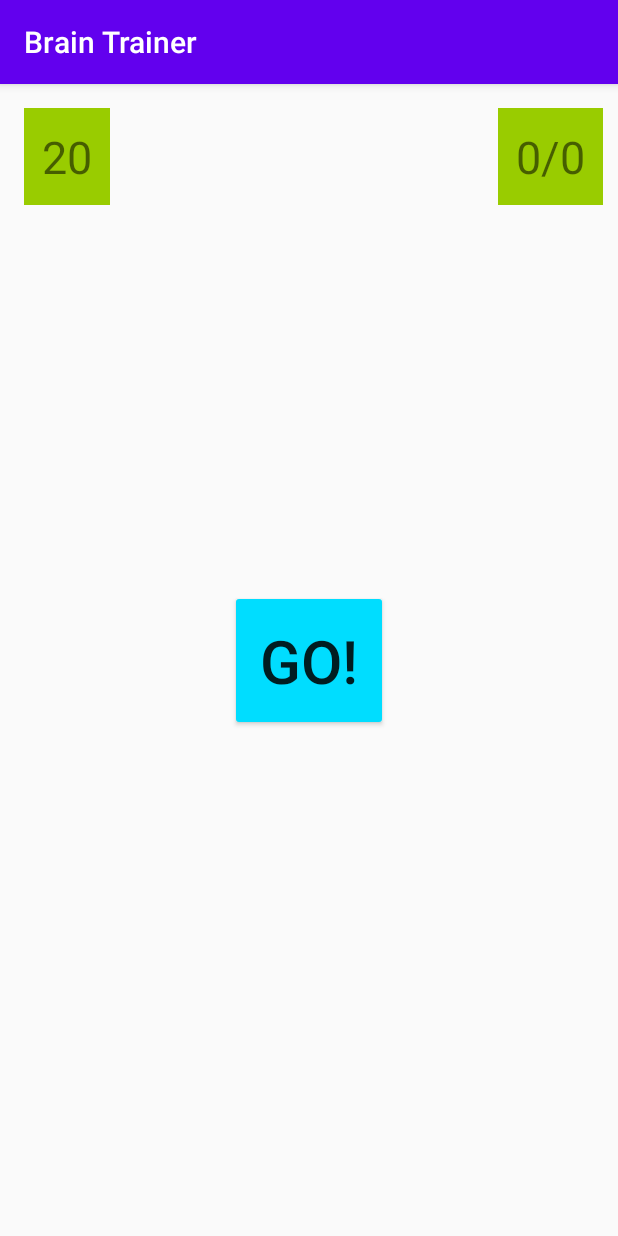
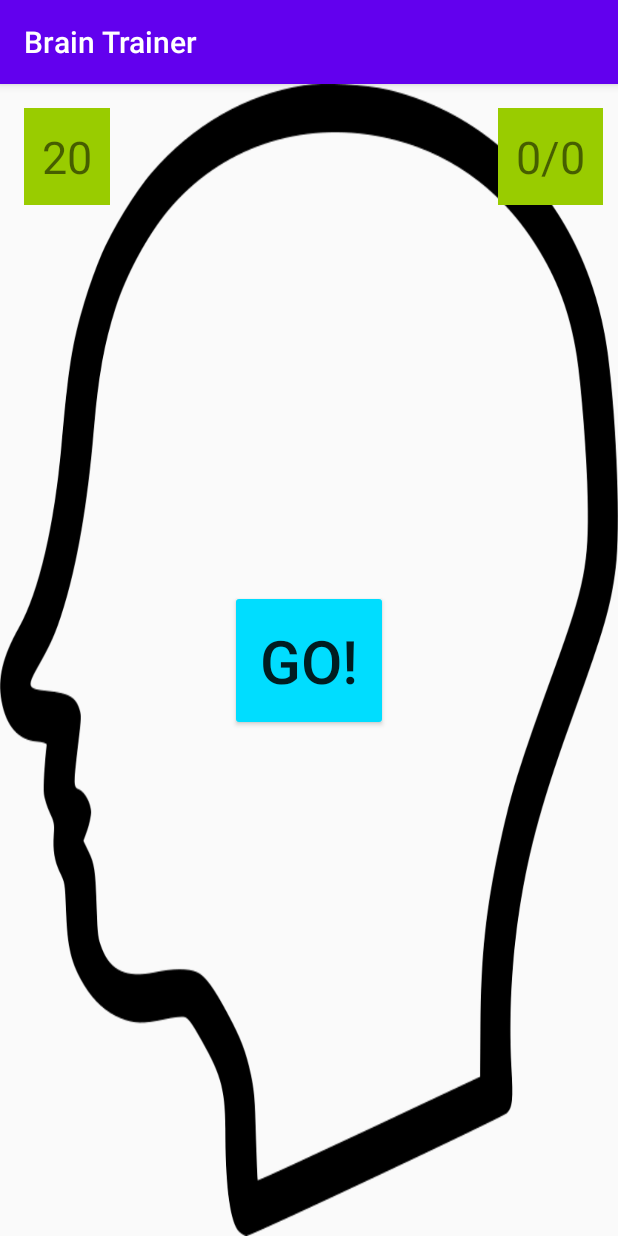
Before and after one commit to Harnet69/Brain-trainer, an Android app: the screen it shows after launch (MainActivity), on a phone screen of 412 x 824 dp. Run offline under Robolectric (Android 15) with nearby library versions, the light colour scheme and no system bars.

Commit message:
Change some elements in portrait view

```diff
--- a/app/src/main/java/com/harnet/braintrainer/controller/TimerController.java
+++ b/app/src/main/java/com/harnet/braintrainer/controller/TimerController.java
@@ -44,7 +44,7 @@ public class TimerController {
                 answerGridLayout.setVisibility(View.INVISIBLE);
                 Log.i(TAG, "onFinish: time is up");
                 goBtn.setVisibility(View.VISIBLE);
-                taskTextView.setText("Try again?");
+                taskTextView.setText("Again?");
                 resetTimer();// reset timer
 //                scoreController.resetScore();
             }
--- a/app/src/main/res/layout-land/activity_main.xml
+++ /dev/null
@@ -1,141 +0,0 @@
-<?xml version="1.0" encoding="utf-8"?>
-<androidx.constraintlayout.widget.ConstraintLayout xmlns:android="http://schemas.android.com/apk/res/android"
-    xmlns:app="http://schemas.android.com/apk/res-auto"
-    xmlns:tools="http://schemas.android.com/tools"
-    android:layout_width="match_parent"
-    android:layout_height="match_parent"
-    tools:context=".view.MainActivity">
-
-    <Button
-        android:id="@+id/goButton"
-        android:layout_width="wrap_content"
-        android:layout_height="wrap_content"
-        android:backgroundTint="@android:color/holo_blue_bright"
-        android:padding="20dp"
-        android:text="GO!"
-        android:textSize="40sp"
-        app:layout_constraintBottom_toBottomOf="parent"
-        app:layout_constraintEnd_toEndOf="parent"
-        app:layout_constraintHorizontal_bias="0.5"
-        app:layout_constraintStart_toStartOf="parent"
-        app:layout_constraintTop_toTopOf="parent" />
-
-    <TextView
-        android:id="@+id/timerTextView"
-        android:layout_width="wrap_content"
-        android:layout_height="wrap_content"
-        android:layout_marginStart="16dp"
-        android:layout_marginLeft="10dp"
-        android:layout_marginTop="16dp"
-        android:background="@android:color/holo_green_light"
-        android:padding="12dp"
-        android:textSize="40sp"
-        app:layout_constraintStart_toStartOf="parent"
-        app:layout_constraintTop_toTopOf="parent" />
-
-    <TextView
-        android:id="@+id/scoreTextView"
-        android:layout_width="wrap_content"
-        android:layout_height="wrap_content"
-        android:layout_marginTop="16dp"
-        android:layout_marginEnd="10dp"
-        android:layout_marginRight="10dp"
-        android:background="@android:color/holo_green_light"
-        android:padding="12dp"
-        android:text="0/0"
-        android:textSize="38sp"
-        app:layout_constraintEnd_toEndOf="parent"
-        app:layout_constraintTop_toTopOf="parent" />
-
-    <TextView
-        android:id="@+id/taskTextView"
-        android:layout_width="wrap_content"
-        android:layout_height="wrap_content"
-        android:layout_marginTop="16dp"
-        android:textSize="50sp"
-        app:layout_constraintEnd_toStartOf="@+id/scoreTextView"
-        app:layout_constraintHorizontal_bias="0.5"
-        app:layout_constraintStart_toEndOf="@+id/timerTextView"
-        app:layout_constraintTop_toTopOf="parent" />
-
-    <androidx.gridlayout.widget.GridLayout
-        android:id="@+id/answerGridLayout"
-        android:layout_width="match_parent"
-        android:layout_height="wrap_content"
-        android:layout_marginStart="10dp"
-        android:layout_marginLeft="10dp"
-        android:layout_marginTop="5dp"
-        android:layout_marginEnd="10dp"
-        android:layout_marginRight="10dp"
-        android:background="@android:color/holo_blue_dark"
-        android:visibility="invisible"
-        app:columnCount="2"
-        app:layout_constraintBottom_toBottomOf="parent"
-        app:layout_constraintEnd_toEndOf="parent"
-        app:layout_constraintHorizontal_bias="0.5"
-        app:layout_constraintStart_toStartOf="parent"
-        app:layout_constraintTop_toBottomOf="@+id/timerTextView"
-        app:rowCount="3">
-
-        <TextView
-            android:gravity="center"
-            android:paddingTop="5dp"
-            android:paddingBottom="5dp"
-            android:textSize="45sp"
-            app:layout_column="0"
-            app:layout_columnWeight="1"
-            app:layout_gravity="fill"
-            app:layout_row="0" />
-
-        <TextView
-            android:gravity="center"
-            android:paddingTop="5dp"
-            android:paddingBottom="5dp"
-            android:textSize="45sp"
-            app:layout_column="1"
-            app:layout_columnWeight="1"
-            app:layout_gravity="fill"
-            app:layout_row="0" />
-
-        <TextView
-            android:gravity="center"
-            android:paddingTop="5dp"
-            android:paddingBottom="5dp"
-            android:textSize="45sp"
-            app:layout_column="0"
-            app:layout_columnWeight="1"
-            app:layout_gravity="fill"
-            app:layout_row="1" />
-
-        <TextView
-            android:gravity="center"
-            android:paddingTop="5dp"
-            android:paddingBottom="5dp"
-            android:textSize="45sp"
-            app:layout_column="1"
-            app:layout_columnWeight="1"
-            app:layout_gravity="fill"
-            app:layout_row="1" />
-
-        <TextView
-            android:gravity="center"
-            android:paddingTop="5dp"
-            android:paddingBottom="5dp"
-            android:textSize="45sp"
-            app:layout_column="0"
-            app:layout_columnWeight="1"
-            app:layout_gravity="fill"
-            app:layout_row="2" />
-
-        <TextView
-            android:gravity="center"
-            android:paddingTop="5dp"
-            android:paddingBottom="5dp"
-            android:textSize="45sp"
-            app:layout_column="1"
-            app:layout_columnWeight="1"
-            app:layout_gravity="fill"
-            app:layout_row="2" />
-
-    </androidx.gridlayout.widget.GridLayout>
-</androidx.constraintlayout.widget.ConstraintLayout>
--- a/app/src/main/res/layout/activity_main.xml
+++ b/app/src/main/res/layout/activity_main.xml
@@ -4,7 +4,8 @@
     xmlns:tools="http://schemas.android.com/tools"
     android:layout_width="match_parent"
     android:layout_height="match_parent"
-    tools:context=".view.MainActivity">
+    tools:context=".view.MainActivity"
+    android:background="@drawable/head_without_gear">
 
     <Button
         android:id="@+id/goButton"
@@ -51,8 +52,8 @@
         android:id="@+id/taskTextView"
         android:layout_width="wrap_content"
         android:layout_height="wrap_content"
-        android:layout_marginTop="16dp"
-        android:textSize="50sp"
+        android:layout_marginTop="70dp"
+        android:textSize="70sp"
         app:layout_constraintEnd_toStartOf="@+id/scoreTextView"
         app:layout_constraintHorizontal_bias="0.5"
         app:layout_constraintStart_toEndOf="@+id/timerTextView"
@@ -62,12 +63,11 @@
         android:id="@+id/answerGridLayout"
         android:layout_width="match_parent"
         android:layout_height="wrap_content"
-        android:layout_marginStart="10dp"
-        android:layout_marginLeft="10dp"
+        android:layout_marginStart="20dp"
+        android:layout_marginLeft="20dp"
         android:layout_marginTop="30dp"
-        android:layout_marginEnd="10dp"
-        android:layout_marginRight="10dp"
-        android:background="@android:color/holo_blue_dark"
+        android:layout_marginEnd="50dp"
+        android:layout_marginRight="50dp"
         android:visibility="invisible"
         app:columnCount="2"
         app:layout_constraintBottom_toBottomOf="parent"
@@ -122,9 +122,9 @@
             android:paddingTop="10dp"
             android:paddingBottom="10dp"
             android:textSize="60sp"
+            app:layout_column="0"
             app:layout_columnWeight="1"
             app:layout_gravity="fill"
-            app:layout_column="0"
             app:layout_row="2" />
 
         <TextView
@@ -132,9 +132,9 @@
             android:paddingTop="10dp"
             android:paddingBottom="10dp"
             android:textSize="60sp"
+            app:layout_column="1"
             app:layout_columnWeight="1"
             app:layout_gravity="fill"
-            app:layout_column="1"
             app:layout_row="2" />
 
     </androidx.gridlayout.widget.GridLayout>
```
Also changed, not shown: app/src/main/res/drawable/gear.png (added), app/src/main/res/drawable/head.png (added), app/src/main/res/drawable/head_without_gear.png (added).
